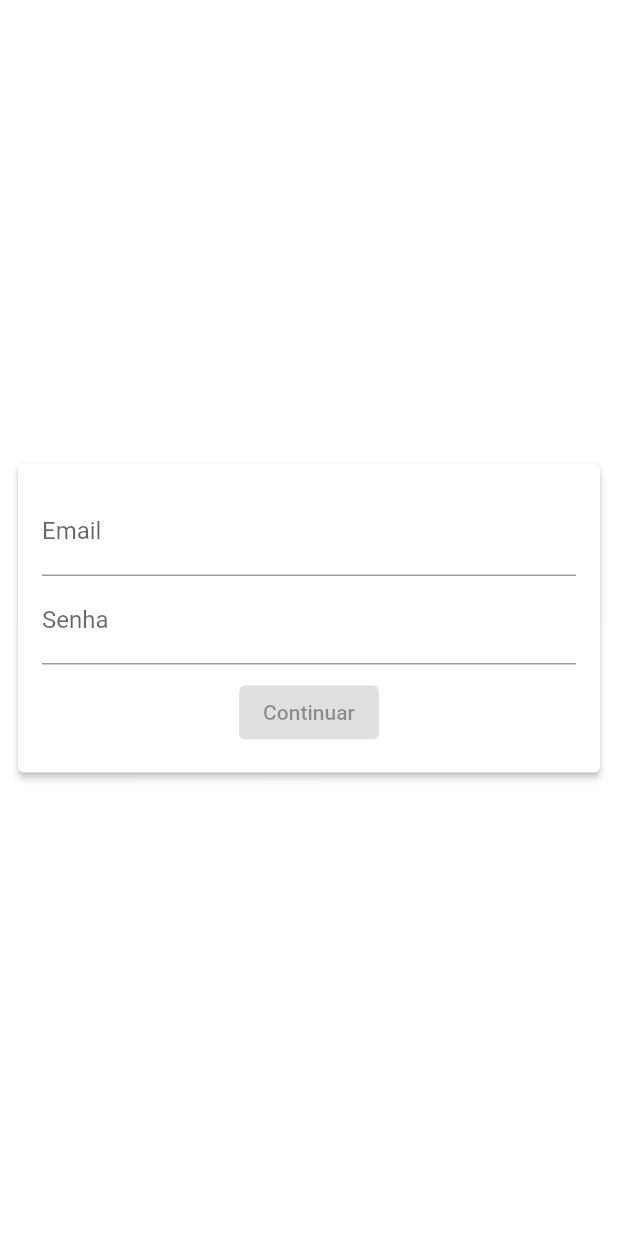
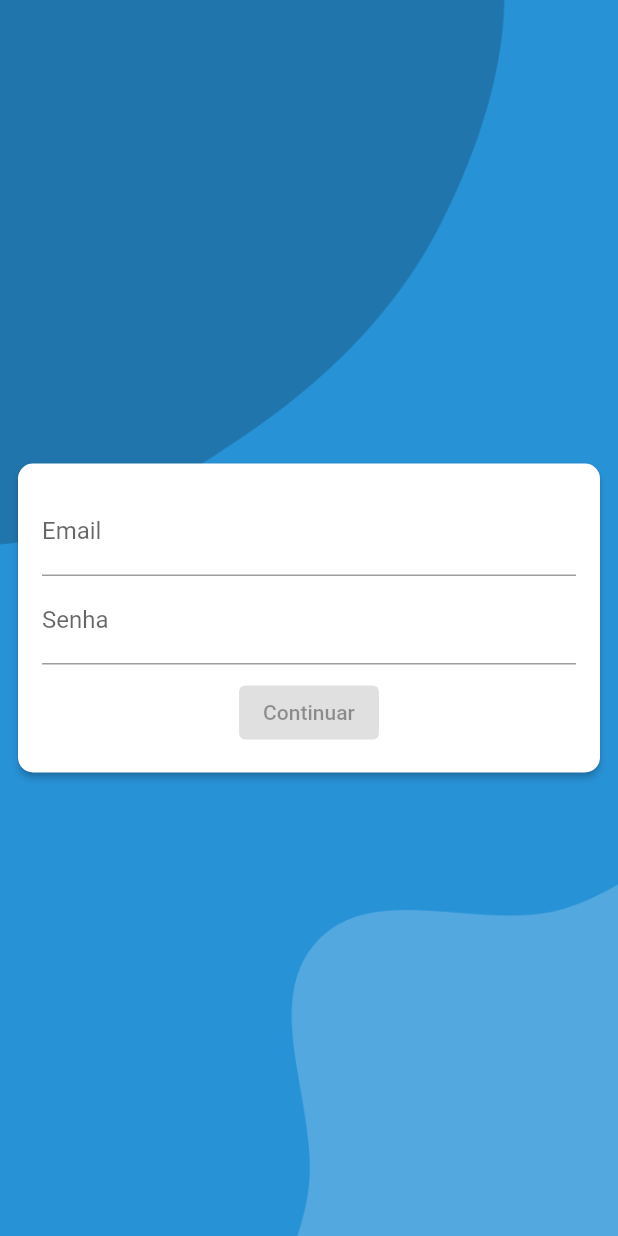
Before and after one commit to AugustoCPinheiro/tcc-app, a Flutter app: the Login widget shown alone on an empty page, opened directly, on a phone screen of 412 x 824 dp. Run offline on Flutter 3.47's test engine with Material 2 defaults, Android fonts, the phone set to English and light mode, and no system bars; our stand-ins replace charts_flutter; network calls fail.

Commit message:
add custom background, create components for equal appearence cases

```diff
--- /dev/null
+++ b/lib/components/custom_card.dart
@@ -0,0 +1,18 @@
+import 'package:flutter/material.dart';
+import 'package:flutter/widgets.dart';
+import 'package:tcc/util/theme/custom_theme.dart';
+
+class CustomCard extends StatelessWidget {
+  final Widget child;
+  CustomCard({this.child});
+  @override
+  Widget build(BuildContext context) {
+    return Card(
+      elevation: CustomTheme.DEFAULT_ELEVATION,
+      shape: RoundedRectangleBorder(
+          borderRadius:
+              BorderRadius.circular(CustomTheme.DEFAULT_BORDER_RADIUS)),
+      child: this.child,
+    );
+  }
+}
--- /dev/null
+++ b/lib/components/page_body_container.dart
@@ -0,0 +1,18 @@
+import 'package:flutter/widgets.dart';
+
+class PageBodyContainer extends StatelessWidget {
+  final Widget child;
+  final EdgeInsetsGeometry padding;
+  PageBodyContainer({this.child, this.padding});
+  @override
+  Widget build(BuildContext context) {
+    return Container(
+      decoration: BoxDecoration(
+          image: DecorationImage(
+              image: AssetImage("assets/images/background.png"),
+              fit: BoxFit.cover)),
+      child: this.child,
+      padding: this.padding,
+    );
+  }
+}
--- a/lib/pages/login/login.dart
+++ b/lib/pages/login/login.dart
@@ -1,5 +1,7 @@
 import 'package:flutter/material.dart';
 import 'package:flutter/widgets.dart';
+import 'package:tcc/components/custom_card.dart';
+import 'package:tcc/components/page_body_container.dart';
 import 'package:tcc/pages/login/loginBloc.dart';
 import 'package:tcc/util/strings/strings.dart';
 import 'package:tcc/util/theme/custom_theme.dart';
@@ -21,15 +23,13 @@ class _LoginState extends State<Login> {
 
   @override
   Widget build(BuildContext context) {
-    return Container(
+    return PageBodyContainer(
       padding: EdgeInsets.symmetric(
           vertical: 0.0, horizontal: CustomTheme.getSpacing(2)),
-      color: Colors.white70,
       child: Column(
         mainAxisAlignment: MainAxisAlignment.center,
         children: [
-          Card(
-            elevation: CustomTheme.DEFAULT_ELEVATION,
+          CustomCard(
             child: Padding(
               padding: EdgeInsets.all(CustomTheme.getSpacing(4)),
               child: Form(
--- a/lib/util/theme/custom_theme.dart
+++ b/lib/util/theme/custom_theme.dart
@@ -5,13 +5,17 @@ class CustomTheme {
   static const COLOR_PRIMARY = 0xFF3FA7D6;
   static const DEFAULT_ELEVATION = 2.0;
   static const _DEFAULT_SPACING = 4.0;
+  static const DEFAULT_BORDER_RADIUS = 10.0;
   static Color getColor(int colorValue) {
     return Color(colorValue);
   }
 
   static ThemeData getTheme() {
     return ThemeData(
-        primaryColor: CustomTheme.getColor(CustomTheme.COLOR_PRIMARY));
+        primaryColor: CustomTheme.getColor(CustomTheme.COLOR_PRIMARY),
+        appBarTheme: AppBarTheme(
+          color: Colors.white,
+        ));
   }
 
   static double getSpacing(int amount) {
--- a/pubspec.yaml
+++ b/pubspec.yaml
@@ -51,7 +51,9 @@ flutter:
   # assets:
   #   - images/a_dot_burr.jpeg
   #   - images/a_dot_ham.jpeg
-
+  assets:
+    - assets/images/background.svg
+    - assets/images/background.png
   # An image asset can refer to one or more resolution-specific "variants", see
   # https://flutter.dev/assets-and-images/#resolution-aware.
 
```
Also changed, not shown: lib/components/labeled_data.dart (added, +24 -0 lines), lib/components/patient_data_line_chart.dart (renamed from lib/components/line_chart.dart, +30 -10 lines), lib/components/patient_profile.dart (+7 -6 lines), lib/pages/patient_details/patient_details.dart (+19 -12 lines), assets/images/background.png (added), assets/images/background.svg (added).
